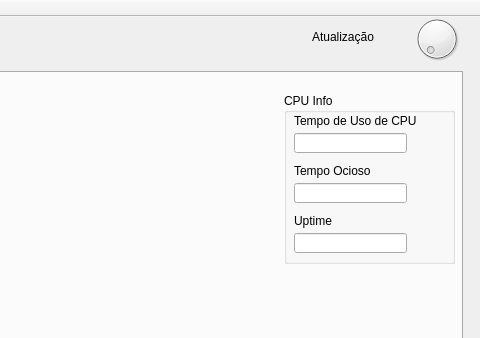
Qt form mainwindow.ui (rubenbdpaz-zz/SO_Trab4) before a commit; both pictures show x 368 to 848 and y 0 to 338 of the 848 by 504 pixel window.
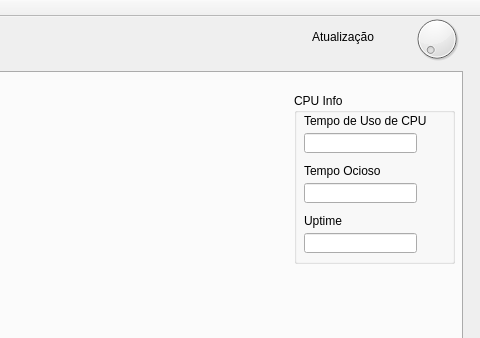
The same form after that commit. The open tabs and pages were chosen to show the change. Custom widgets are drawn as their Qt base class.

```diff
--- a/mainwindow.ui
+++ b/mainwindow.ui
@@ -51,9 +51,9 @@
      <widget class="QGroupBox" name="groupBox_5">
       <property name="geometry">
        <rect>
-        <x>630</x>
+        <x>640</x>
         <y>20</y>
-        <width>171</width>
+        <width>161</width>
         <height>171</height>
        </rect>
       </property>
```
Left out of the diff: 2 changed lines with no effect on the pictures.
